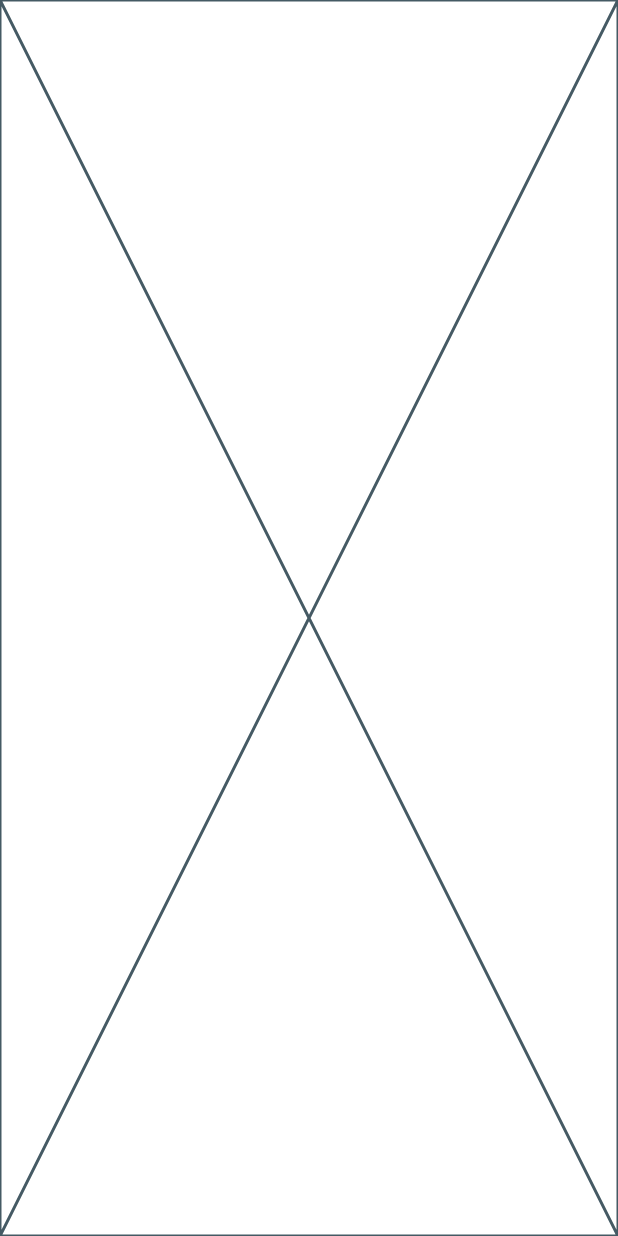
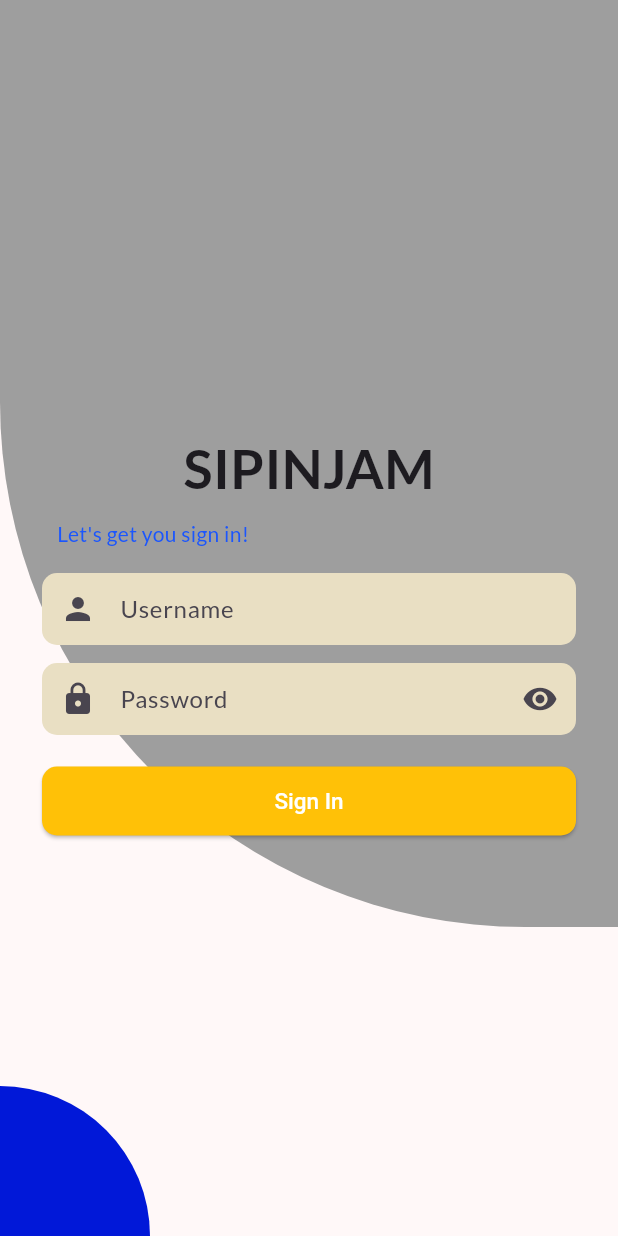
Before and after one commit to FajarWahyuSuryaputra/sipinjam, a Flutter app: the screen it shows after launch, on a phone screen of 412 x 824 dp. Run offline on Flutter 3.47's test engine with Material 3 defaults, Android fonts, the phone set to English and light mode, and no system bars; our stand-ins replace flutter_riverpod, google_fonts, shared_preferences.

Commit message:
ui LoginPage

```diff
--- a/lib/config/app_colors.dart
+++ b/lib/config/app_colors.dart
@@ -1,8 +1,8 @@
 import 'package:flutter/material.dart';
 
 class AppColors {
-  static const biruTua = Color(0x000118d8);
-  static const biruMuda = Color(0x001B56FD);
-  static const gray = Color(0x00E9DFC3);
-  static const putih = Color(0x00FFF8F8);
+  static const biruTua = Color(0xff0118D8);
+  static const biruMuda = Color(0xff1B56FD);
+  static const gray = Color(0xffE9DFC3);
+  static const putih = Color(0xffFFF8F8);
 }
--- a/lib/main.dart
+++ b/lib/main.dart
@@ -22,7 +22,7 @@ class MainApp extends StatelessWidget {
             textTheme: GoogleFonts.latoTextTheme(),
             elevatedButtonTheme: const ElevatedButtonThemeData(
                 style: ButtonStyle(
-                    backgroundColor: WidgetStatePropertyAll(AppColors.biruTua),
+                    backgroundColor: WidgetStatePropertyAll(AppColors.biruMuda),
                     shape: WidgetStatePropertyAll(
                       RoundedRectangleBorder(
                           borderRadius: BorderRadius.all(Radius.circular(10))),
@@ -30,7 +30,7 @@ class MainApp extends StatelessWidget {
                     padding: WidgetStatePropertyAll(
                         EdgeInsets.symmetric(horizontal: 16, vertical: 14)),
                     textStyle: WidgetStatePropertyAll(
-                        TextStyle(fontSize: 15, color: Colors.white))))),
+                        TextStyle(fontSize: 15, color: Colors.black))))),
         home: const LoginPage());
   }
 }
--- a/lib/pages/login_page.dart
+++ b/lib/pages/login_page.dart
@@ -1,4 +1,7 @@
+import 'dart:ui';
+
 import 'package:flutter/material.dart';
+import 'package:sipinjam/config/app_colors.dart';
 
 class LoginPage extends StatefulWidget {
   const LoginPage({super.key});
@@ -10,6 +13,121 @@ class LoginPage extends StatefulWidget {
 class _LoginPageState extends State<LoginPage> {
   @override
   Widget build(BuildContext context) {
-    return const Placeholder();
+    return Scaffold(
+        body: Stack(
+      children: [
+        backgroundPattern(context),
+        Padding(
+          padding: const EdgeInsets.fromLTRB(28, 28, 28, 0),
+          child: Center(
+            child: Column(
+              mainAxisAlignment: MainAxisAlignment.center,
+              children: [
+                const Text(
+                  'SIPINJAM',
+                  style: TextStyle(
+                      fontSize: 36, height: 1, fontWeight: FontWeight.bold),
+                ),
+                const SizedBox(
+                  height: 16,
+                ),
+                const Padding(
+                  padding: EdgeInsets.only(left: 10),
+                  child: Align(
+                      alignment: Alignment.centerLeft,
+                      child: Text(
+                        'Let\'s get you sign in!',
+                        style: TextStyle(
+                          color: AppColors.biruMuda,
+                        ),
+                      )),
+                ),
+                const SizedBox(
+                  height: 16,
+                ),
+                Form(
+                    child: Column(
+                  children: [
+                    Container(
+                      decoration: const BoxDecoration(
+                        color: AppColors.gray,
+                        borderRadius: BorderRadius.all(Radius.circular(10)),
+                      ),
+                      child: const TextField(
+                        decoration: InputDecoration(
+                            border: InputBorder.none,
+                            prefixIcon: Icon(Icons.person),
+                            hintText: 'Username',
+                            contentPadding: EdgeInsets.only(top: 12)),
+                      ),
+                    ),
+                    const SizedBox(
+                      height: 12,
+                    ),
+                    Container(
+                      decoration: const BoxDecoration(
+                        color: AppColors.gray,
+                        borderRadius: BorderRadius.all(Radius.circular(10)),
+                      ),
+                      child: TextField(
+                        decoration: InputDecoration(
+                            border: InputBorder.none,
+                            prefixIcon: const Icon(Icons.lock),
+                            hintText: 'Password',
+                            suffixIcon: IconButton(
+                                onPressed: () {},
+                                icon: const Icon(Icons.visibility)),
+                            contentPadding: const EdgeInsets.only(top: 12)),
+                      ),
+                    ),
+                    Container(
+                      margin: const EdgeInsets.only(top: 20),
+                      width: double.infinity,
+                      child: ElevatedButton(
+                          onPressed: () {},
+                          style: const ButtonStyle(
+                              backgroundColor:
+                                  WidgetStatePropertyAll(Colors.amber)),
+                          child: const Text(
+                            'Sign In',
+                            style: TextStyle(
+                                color: Colors.white,
+                                fontWeight: FontWeight.w500),
+                          )),
+                    )
+                  ],
+                )),
+              ],
+            ),
+          ),
+        )
+      ],
+    ));
+  }
+
+  Column backgroundPattern(BuildContext context) {
+    return Column(
+      crossAxisAlignment: CrossAxisAlignment.start,
+      mainAxisAlignment: MainAxisAlignment.spaceBetween,
+      children: [
+        Container(
+          height: MediaQuery.sizeOf(context).height * 0.75,
+          decoration: BoxDecoration(
+            borderRadius: BorderRadius.only(
+                bottomLeft:
+                    Radius.circular(MediaQuery.sizeOf(context).width * 0.85)),
+            color: Colors.grey,
+          ),
+        ),
+        Container(
+          height: 100,
+          width: 100,
+          decoration: const BoxDecoration(
+            borderRadius: BorderRadius.only(topRight: Radius.circular(100)),
+            color: AppColors.biruTua,
+          ),
+        ),
+      ],
+    );
   }
 }
--- a/pubspec.yaml
+++ b/pubspec.yaml
@@ -23,3 +23,5 @@ dev_dependencies:
 
 flutter:
   uses-material-design: true
+  assets:
+    - assets/
```
Also changed, not shown: assets/gedungkuliah-terpadu.png (added).
